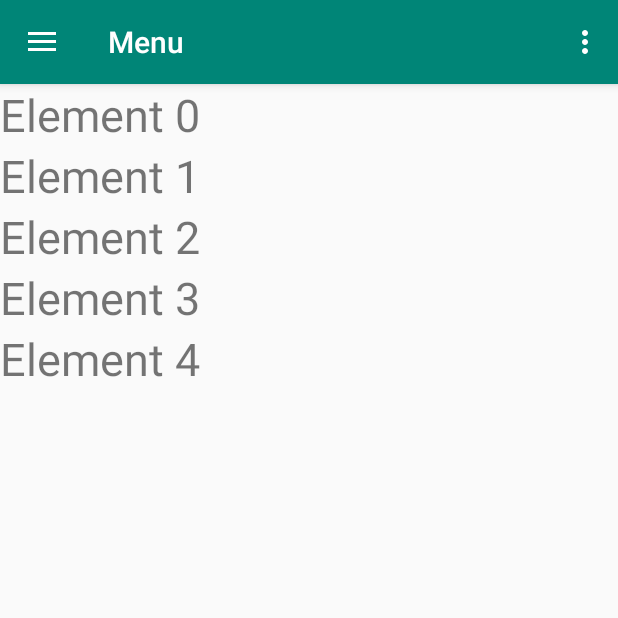
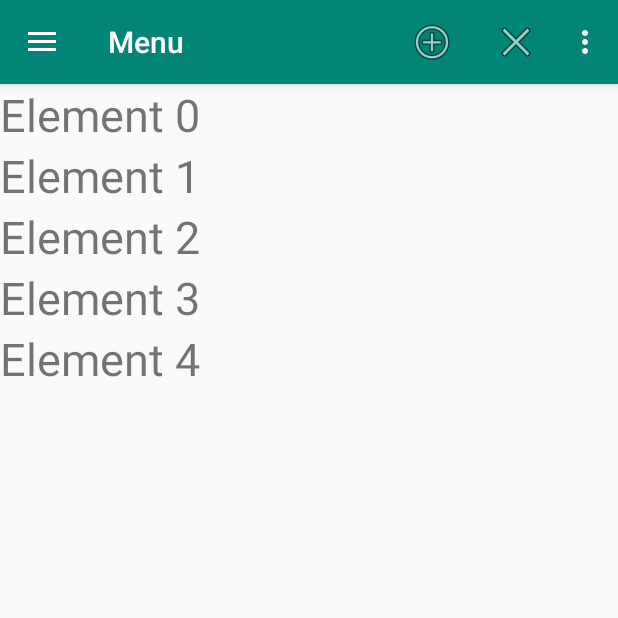
Before and after one commit to GeekBrainsAndroid/Android2019_2, an Android app: the screen it shows after launch (MainActivity), on a phone screen of 412 x 824 dp, the top half of it. Run offline under Robolectric (Android 15) with nearby library versions, the phone set to English and light mode, and no system bars.

Commit message:
Menu: добавление пунктов меню в toolbar menu

```diff
--- a/Lesson-1/Menu/app/src/main/res/menu/main.xml
+++ b/Lesson-1/Menu/app/src/main/res/menu/main.xml
@@ -6,4 +6,16 @@
         android:orderInCategory="100"
         android:title="@string/action_settings"
         app:showAsAction="never" />
+    <item
+        android:id="@+id/action_add"
+        android:orderInCategory="10"
+        android:title="@string/add"
+        android:icon="@android:drawable/ic_menu_add"
+        app:showAsAction="always" />
+    <item
+        android:id="@+id/action_clear"
+        android:orderInCategory="20"
+        android:title="@string/clear"
+        android:icon="@android:drawable/ic_menu_close_clear_cancel"
+        app:showAsAction="ifRoom" />
 </menu>
```
Also changed, not shown: Lesson-1/Menu/app/src/main/java/ru/geekbrains/menu/MainActivity.java (+11 -4 lines).
